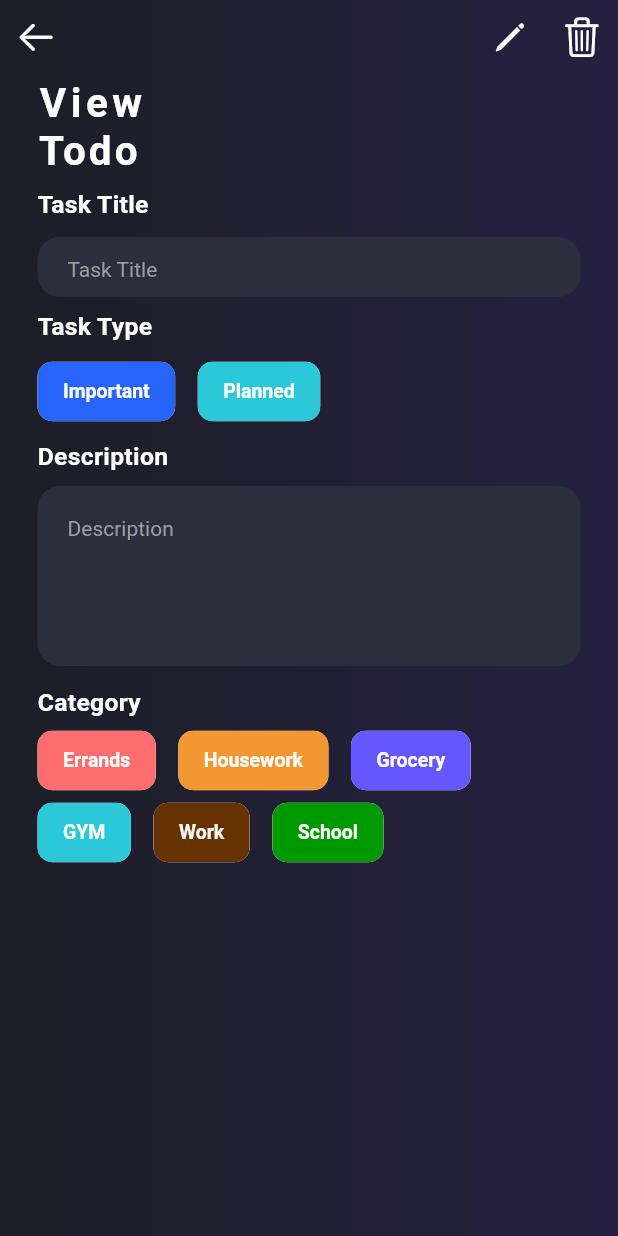
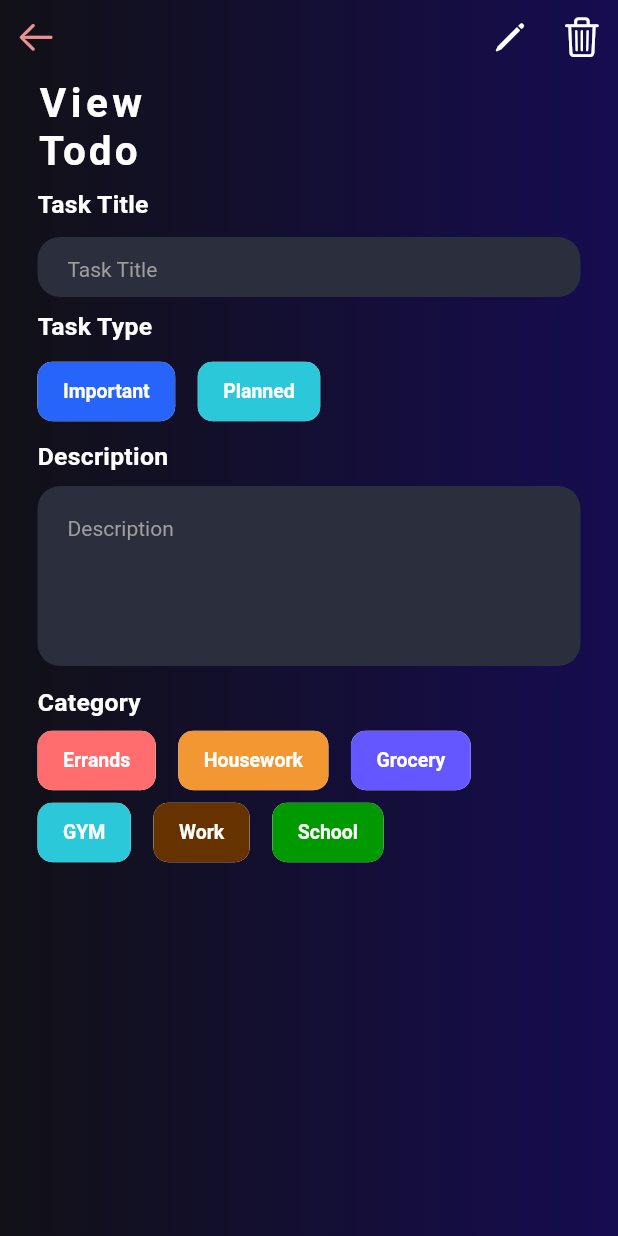
Before and after one commit to Pankaj-sudo419/todoAppFirebase, a Flutter app: the ViewDataPage screen opened directly with empty values, on a phone screen of 412 x 824 dp. Run offline on Flutter 3.47's test engine with Material 2 defaults, Android fonts, the light colour scheme and no system bars; our stand-ins replace cloud_firestore, firebase_auth, firebase_core, flutter_secure_storage, flutter_svg, google_sign_in and 1 more; accounts and stored records are empty; network calls fail.

Commit message:
Flutter App commit

```diff
--- a/lib/pages/viewdata.dart
+++ b/lib/pages/viewdata.dart
@@ -45,8 +45,8 @@ class _ViewDataPageState extends State<ViewDataPage> {
         width: MediaQuery.of(context).size.width,
         decoration: BoxDecoration(
             gradient: LinearGradient(colors: [
-          Color(0xff1d1e26),
-          Color(0xff252041),
+          Color.fromARGB(255, 17, 17, 22),
+          Color.fromARGB(255, 22, 12, 80),
         ])),
         child: SingleChildScrollView(
           child: Column(
@@ -61,7 +61,7 @@ class _ViewDataPageState extends State<ViewDataPage> {
                     },
                     icon: Icon(
                       CupertinoIcons.arrow_left,
-                      color: Colors.white,
+                      color: Color.fromARGB(255, 236, 146, 146),
                       size: 28,
                     ),
                   ),
```
Also changed, not shown: 1 other file.
